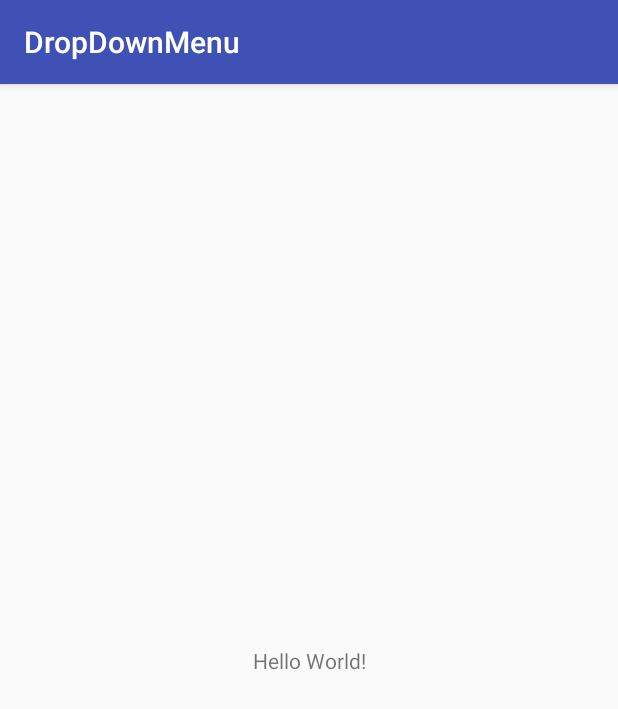
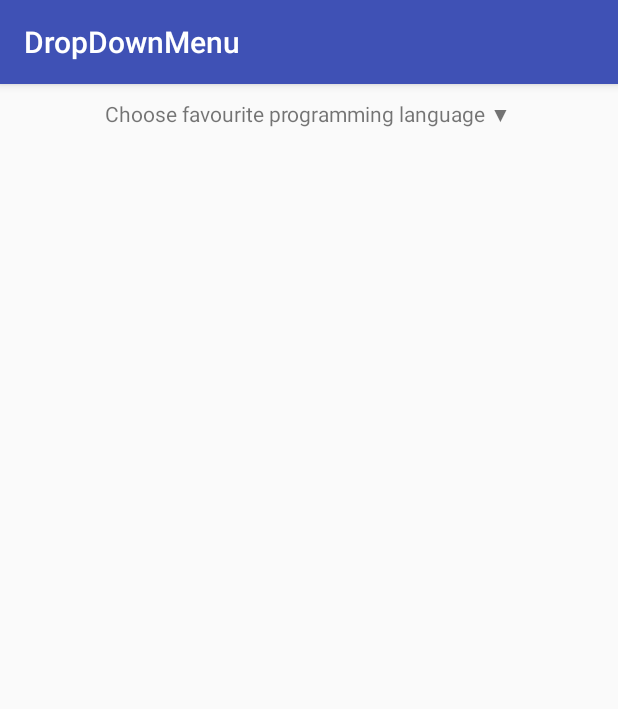
Before and after one commit to winkoko33/AndroidPopupWindowDropdown, an Android app: the screen it shows after launch (MainActivity), on a phone screen of 412 x 824 dp. Shown: the top 709 px of the screen. Run offline under Robolectric (Android 15) with nearby library versions, the phone set to English and light mode, and no system bars.

Commit message:
Final source code

```diff
--- a/app/build.gradle
+++ b/app/build.gradle
@@ -9,6 +9,7 @@ android {
         versionCode 1
         versionName "1.0"
         testInstrumentationRunner "android.support.test.runner.AndroidJUnitRunner"
+        vectorDrawables.useSupportLibrary = true
     }
     buildTypes {
         release {
@@ -20,9 +21,10 @@ android {
 
 dependencies {
     implementation fileTree(dir: 'libs', include: ['*.jar'])
-    implementation 'com.android.support:appcompat-v7:27.1.1'
-    implementation 'com.android.support.constraint:constraint-layout:1.1.2'
     testImplementation 'junit:junit:4.12'
     androidTestImplementation 'com.android.support.test:runner:1.0.2'
     androidTestImplementation 'com.android.support.test.espresso:espresso-core:3.0.2'
+
+    implementation 'com.android.support:appcompat-v7:27.1.1'
+    implementation 'com.android.support:recyclerview-v7:27.1.1'
 }
--- a/app/src/main/res/layout/activity_main.xml
+++ b/app/src/main/res/layout/activity_main.xml
@@ -1,18 +1,18 @@
 <?xml version="1.0" encoding="utf-8"?>
-<android.support.constraint.ConstraintLayout xmlns:android="http://schemas.android.com/apk/res/android"
+<LinearLayout xmlns:android="http://schemas.android.com/apk/res/android"
     xmlns:app="http://schemas.android.com/apk/res-auto"
     xmlns:tools="http://schemas.android.com/tools"
     android:layout_width="match_parent"
     android:layout_height="match_parent"
+    android:orientation="vertical"
     tools:context="com.globaltech.dropdownmenu.MainActivity">
 
-    <TextView
+    <android.support.v7.widget.AppCompatTextView
+        android:id="@+id/tvPicker"
         android:layout_width="wrap_content"
         android:layout_height="wrap_content"
-        android:text="Hello World!"
-        app:layout_constraintBottom_toBottomOf="parent"
-        app:layout_constraintLeft_toLeftOf="parent"
-        app:layout_constraintRight_toRightOf="parent"
-        app:layout_constraintTop_toTopOf="parent" />
+        android:layout_gravity="center_horizontal"
+        android:layout_margin="10dp"
+        android:text="Choose favourite programming language ▼" />
 
-</android.support.constraint.ConstraintLayout>
+</LinearLayout>
```
Also changed, not shown: app/src/main/java/com/globaltech/dropdownmenu/MainActivity.java (+37 -0 lines).
